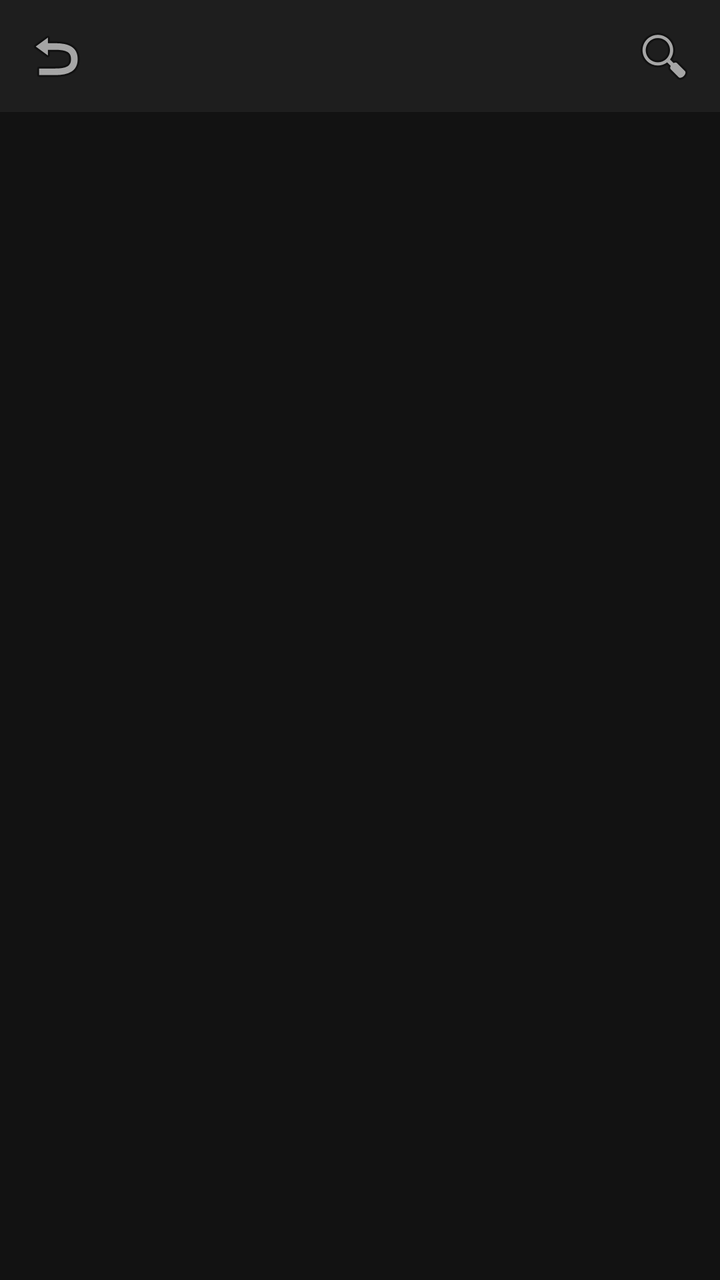
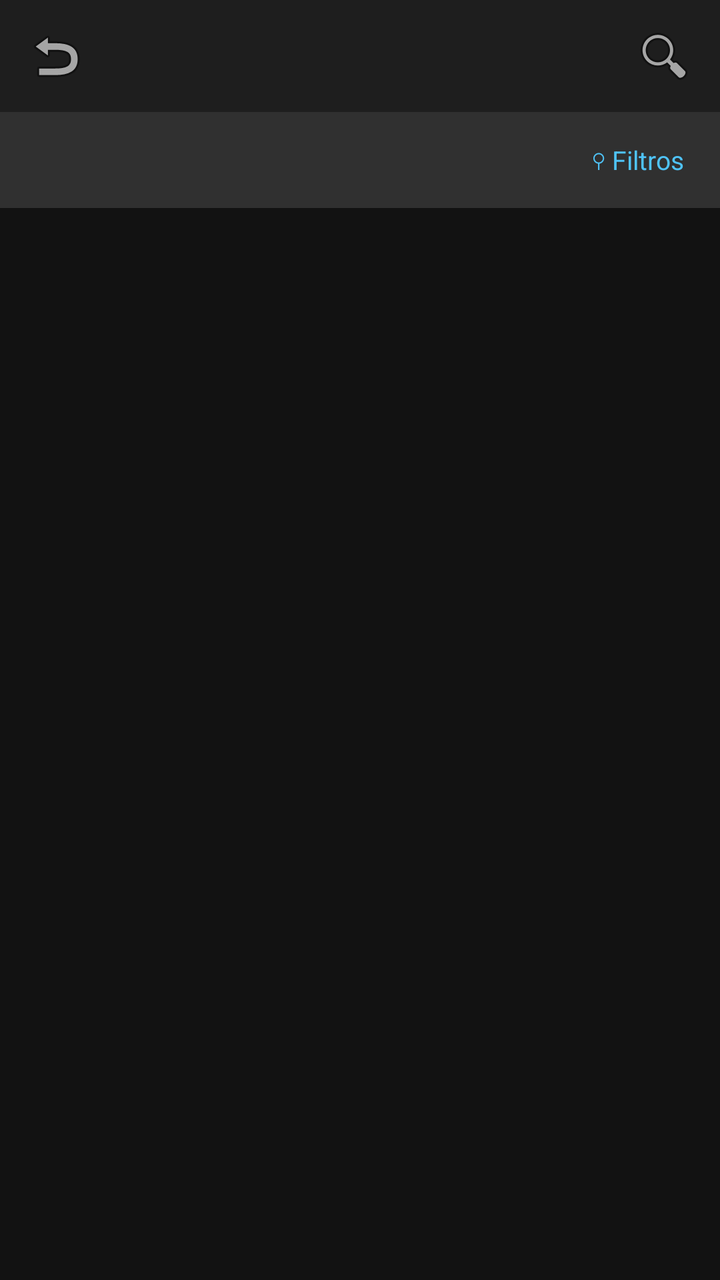

Screens rendered from an Android XML layout before and after an edit, with the pre-edit source and the edit as a unified diff.
<!-- AndroidManifest.xml: application theme Theme.MangaReader -->
<!-- res/layout/activity_catalog.xml -->
<?xml version="1.0" encoding="utf-8"?>
<LinearLayout xmlns:android="http://schemas.android.com/apk/res/android"
    android:layout_width="match_parent"
    android:layout_height="match_parent"
    android:orientation="vertical"
    android:background="@color/dark_bg">

    <LinearLayout
        android:layout_width="match_parent"
        android:layout_height="wrap_content"
        android:orientation="horizontal"
        android:padding="8dp"
        android:background="@color/dark_surface"
        android:gravity="center_vertical">

        <ImageButton
            android:id="@+id/btnBack"
            android:layout_width="40dp"
            android:layout_height="40dp"
            android:background="?attr/selectableItemBackgroundBorderless"
            android:src="@android:drawable/ic_menu_revert"
            android:contentDescription="Volver" />

        <TextView
            android:id="@+id/titleText"
            android:layout_width="0dp"
            android:layout_height="wrap_content"
            android:layout_weight="1"
            android:layout_marginStart="8dp"
            android:textColor="@color/text_primary"
            android:textSize="16sp"
            android:textStyle="bold"
            android:maxLines="1"
            android:ellipsize="end" />

        <ImageButton
            android:id="@+id/btnSearch"
            android:layout_width="40dp"
            android:layout_height="40dp"
            android:background="?attr/selectableItemBackgroundBorderless"
            android:src="@android:drawable/ic_menu_search"
            android:contentDescription="Buscar" />
    </LinearLayout>

    <LinearLayout
        android:id="@+id/searchContainer"
        android:layout_width="match_parent"
        android:layout_height="wrap_content"
        android:orientation="horizontal"
        android:visibility="gone"
        android:padding="8dp"
        android:background="#FF303030">

        <EditText
            android:id="@+id/searchBox"
            android:layout_width="0dp"
            android:layout_height="40dp"
            android:layout_weight="1"
            android:background="@android:color/transparent"
            android:hint="@string/search_hint"
            android:textColorHint="@color/text_secondary"
            android:textColor="@color/text_primary"
            android:textSize="14sp"
            android:singleLine="true"
            android:imeOptions="actionSearch"
            android:inputType="text" />

        <ImageButton
            android:id="@+id/btnClearSearch"
            android:layout_width="32dp"
            android:layout_height="32dp"
            android:layout_gravity="center_vertical"
            android:background="?attr/selectableItemBackgroundBorderless"
            android:src="@android:drawable/ic_menu_close_clear_cancel"
            android:contentDescription="Limpiar" />
    </LinearLayout>

    <FrameLayout
        android:layout_width="match_parent"
        android:layout_height="match_parent">

        <androidx.recyclerview.widget.RecyclerView
            android:id="@+id/recycler"
            android:layout_width="match_parent"
            android:layout_height="match_parent"
            android:padding="8dp"
            android:clipToPadding="false" />

        <ProgressBar
            android:id="@+id/progressBar"
            android:layout_width="wrap_content"
            android:layout_height="wrap_content"
            android:layout_gravity="center"
            android:visibility="gone" />

        <TextView
            android:id="@+id/emptyText"
            android:layout_width="wrap_content"
            android:layout_height="wrap_content"
            android:layout_gravity="center"
            android:textColor="@color/text_secondary"
            android:padding="24dp"
            android:gravity="center"
            android:visibility="gone" />

    </FrameLayout>

</LinearLayout>
<!-- resources referenced by this layout -->
<resources>
  <color name="dark_bg">#FF121212</color>
  <color name="dark_surface">#FF1E1E1E</color>
  <color name="text_primary">#FFFFFFFF</color>
  <color name="text_secondary">#B3FFFFFF</color>
  <string name="search_hint">Buscar manga…</string>
  <style name="Theme.MangaReader" parent="Theme.MaterialComponents.DayNight.NoActionBar">
          <item name="android:windowBackground">@color/dark_bg</item>
          <item name="colorPrimary">@color/dark_surface</item>
          <item name="colorPrimaryDark">@color/black</item>
          <item name="colorAccent">@color/accent</item>
          <item name="android:textColorPrimary">@color/text_primary</item>
          <item name="android:textColorSecondary">@color/text_secondary</item>
          <item name="android:alertDialogTheme">@style/DialogTheme.MangaReader</item>
      </style>
  <color name="black">#FF000000</color>
  <color name="accent">#FF4FC3F7</color>
  <style name="DialogTheme.MangaReader" parent="Theme.MaterialComponents.Dialog.Alert">
          <item name="android:windowBackground">@color/dark_surface</item>
          <item name="colorPrimary">@color/accent</item>
          <item name="android:textColorPrimary">@color/text_primary</item>
          <item name="android:textColorSecondary">@color/text_secondary</item>
          <item name="android:textColorHint">@color/text_secondary</item>
      </style>
</resources>

<!-- the commit's change to res/layout/activity_catalog.xml (unified diff, before → after) -->
@@ -40,6 +40,39 @@
             android:background="?attr/selectableItemBackgroundBorderless"
             android:src="@android:drawable/ic_menu_search"
             android:contentDescription="Buscar" />
+    </LinearLayout>
+
+    
+    <LinearLayout
+        android:id="@+id/catalogBar"
+        android:layout_width="match_parent"
+        android:layout_height="wrap_content"
+        android:orientation="horizontal"
+        android:paddingStart="8dp"
+        android:paddingEnd="8dp"
+        android:paddingTop="4dp"
+        android:paddingBottom="4dp"
+        android:background="#FF303030"
+        android:gravity="center_vertical">
+
+        <Spinner
+            android:id="@+id/sortSpinner"
+            android:layout_width="0dp"
+            android:layout_height="40dp"
+            android:layout_weight="1"
+            android:background="@android:color/transparent" />
+
+        <TextView
+            android:id="@+id/btnFilters"
+            android:layout_width="wrap_content"
+            android:layout_height="40dp"
+            android:gravity="center_vertical"
+            android:paddingStart="10dp"
+            android:paddingEnd="10dp"
+            android:text="⚲ Filtros"
+            android:textColor="@color/accent"
+            android:textSize="13sp"
+            android:background="?attr/selectableItemBackground" />
     </LinearLayout>
 
     <LinearLayout
<!-- resource entries referenced after the edit -->
@@ -1,5 +1,6 @@
 <!-- resources referenced by this layout -->
 <resources>
+  <color name="accent">#FF4FC3F7</color>
   <color name="dark_bg">#FF121212</color>
   <color name="dark_surface">#FF1E1E1E</color>
   <color name="text_primary">#FFFFFFFF</color>
@@ -15,7 +16,6 @@
           <item name="android:alertDialogTheme">@style/DialogTheme.MangaReader</item>
       </style>
   <color name="black">#FF000000</color>
-  <color name="accent">#FF4FC3F7</color>
   <style name="DialogTheme.MangaReader" parent="Theme.MaterialComponents.Dialog.Alert">
           <item name="android:windowBackground">@color/dark_surface</item>
           <item name="colorPrimary">@color/accent</item>
